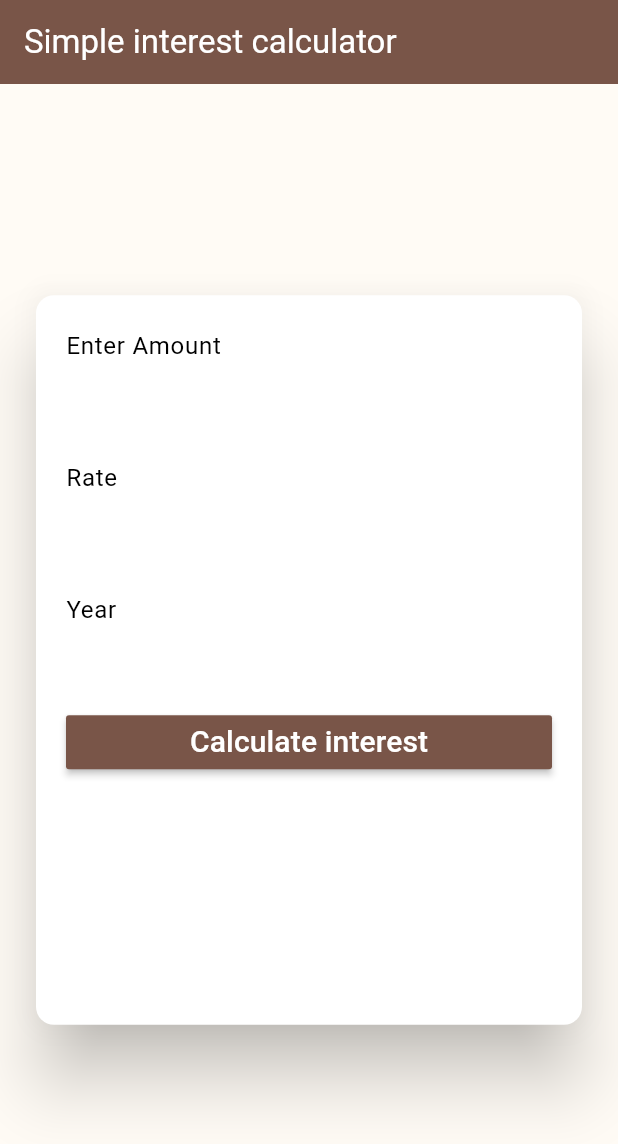
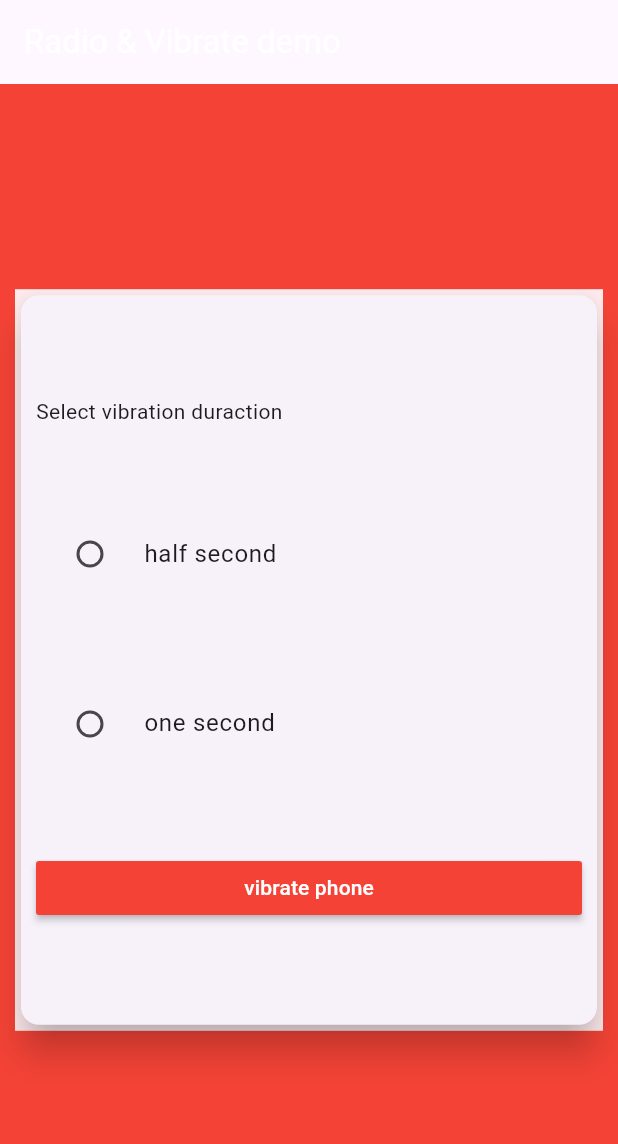
Before and after one commit to theeasylearn/flutter_11_basic_of_flutter, a Flutter app: the screen it shows after launch, on a phone screen of 412 x 824 dp. Shown: the top 1144 px of the screen. Run offline on Flutter 3.47's test engine with Material 3 defaults, Android fonts, the phone set to English and light mode, and no system bars; our stand-ins replace vibration.

Commit message:
Initial commit

```diff
--- a/lib/main.dart
+++ b/lib/main.dart
@@ -1,4 +1,5 @@
 // import 'package:basic_of_flutter/9_row_demo_2.dart';
+import 'package:basic_of_flutter/radio_vibrate_demo.dart';
 import 'package:basic_of_flutter/textbox_demo.dart';
 import 'package:flutter/material.dart';
 // import 'package:basic_of_flutter/8_row_demo_1.dart';
@@ -20,5 +21,5 @@ import 'button_demo.dart';
 // import 'media_query_demo.dart';
 void main()
 {
-    runApp(TextboxDemo());
+    runApp(RadioVibrateDemo());
 }
--- /dev/null
+++ b/lib/radio_vibrate_demo.dart
@@ -0,0 +1,71 @@
+import 'package:flutter/material.dart';
+import 'package:vibration/vibration.dart';
+class RadioVibrateDemo extends StatefulWidget {
+  @override
+  State<RadioVibrateDemo> createState() => _RadioVibrateDemoState();
+}
+
+class _RadioVibrateDemoState extends State<RadioVibrateDemo> {
+  int vibrateDuration = 0;
+  @override
+  Widget build(BuildContext context) {
+    return MaterialApp(
+        home: Scaffold(
+          backgroundColor: Colors.red,
+          appBar: AppBar(
+            title: Text("Radio & Vibrate demo",
+              style: TextStyle(
+                color: Colors.white
+            ),),
+          ),
+          body: Center(
+            child: Padding(
+              padding: EdgeInsets.all(10.0),
+              child: Container(
+                  color: Colors.red.shade50,
+                  height: MediaQuery.of(context).size.height * 0.60,
+                  child: Card(
+                      elevation: 10,
+                      child: Padding(padding: EdgeInsets.all(10),
+                      child: Column(
+                        crossAxisAlignment: CrossAxisAlignment.stretch,
+                        mainAxisAlignment: MainAxisAlignment.spaceEvenly,
+                        children: [
+                            Text("Select vibration duraction"),
+                            RadioListTile(
+                                title: Text("half second"),
+                                value: 500,
+                                groupValue: vibrateDuration,
+                                onChanged: (value) {
+                                    this.setState(() {
+                                        vibrateDuration = int.parse(value.toString());
+                                    });
+                                }),
+                            RadioListTile(
+                                title: Text("one second"),
+                                value: 1000,
+                                groupValue: vibrateDuration,
+                                onChanged: (value) {
+                                  this.setState(() {
+                                    vibrateDuration = int.parse(value.toString());
+                                  });
+                                }
+                            ),
+                            MaterialButton(
+                              color: Colors.red,
+                              onPressed: (){
+                              Vibration.vibrate(duration: vibrateDuration);
+                            },child: Text("vibrate phone",
+                            style: TextStyle(color: Colors.white),),)
+                        ],
+                      ),
+                      ),
+
+                  ),
+              ),
+            ),
+          ),
+        ),
+    );
+  }
+}
--- a/pubspec.yaml
+++ b/pubspec.yaml
@@ -39,7 +39,7 @@ dependencies:
 dev_dependencies:
   flutter_test:
     sdk: flutter
-
+  vibration: ^3.1.3
   # The "flutter_lints" package below contains a set of recommended lints to
   # encourage good coding practices. The lint set provided by the package is
   # activated in the `analysis_options.yaml` file located at the root of your
```
Also changed, not shown: pubspec.lock, 1 other file.
